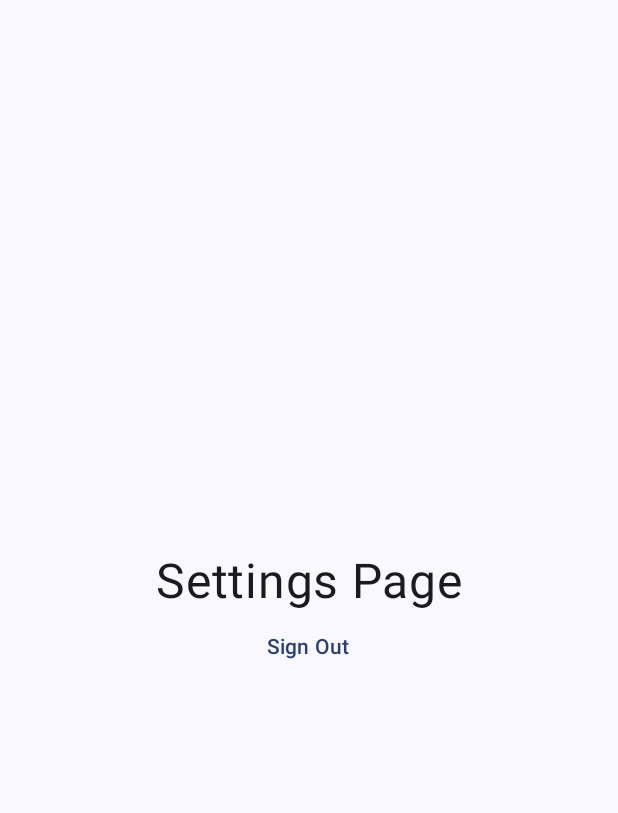
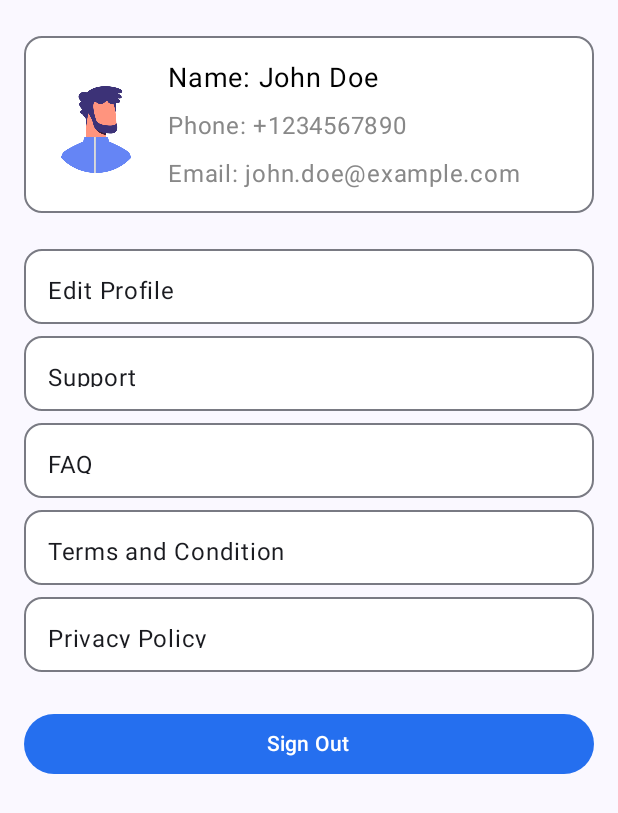
Before and after one commit to abhi7varshi/chef-in-home, an Android app built with Jetpack Compose: the composable SettingsContent shown on its own in the app's theme, on a phone screen of 412 x 824 dp. Shown: the top 813 px of the screen. Run offline under Robolectric (Android 15) with nearby library versions, the phone set to English and light mode, and no system bars; our stand-ins replace Firebase (no records; nobody signed in at launch, a user with empty details on screens opened directly), livedata-compose; 3 statements that could not run were skipped.

Commit message:
Settings Content

```diff
--- a/ChefApp/app/src/main/java/com/example/chefapp/ui/composable/SettingsContent.kt
+++ b/ChefApp/app/src/main/java/com/example/chefapp/ui/composable/SettingsContent.kt
@@ -3,29 +3,43 @@ package com.example.chefapp.ui.composable
 import android.util.Log
 import androidx.compose.foundation.layout.Arrangement
 import androidx.compose.foundation.layout.Column
+import androidx.compose.foundation.layout.Row
+import androidx.compose.foundation.layout.Spacer
 import androidx.compose.foundation.layout.fillMaxSize
+import androidx.compose.foundation.layout.fillMaxWidth
+import androidx.compose.foundation.layout.height
+import androidx.compose.foundation.layout.padding
+import androidx.compose.foundation.layout.size
+import androidx.compose.material3.Button
+import androidx.compose.material3.ButtonDefaults
+import androidx.compose.material3.OutlinedButton
+import androidx.compose.material3.OutlinedCard
 import androidx.compose.material3.Text
-import androidx.compose.material3.TextButton
 import androidx.compose.runtime.Composable
 import androidx.compose.runtime.LaunchedEffect
 import androidx.compose.runtime.livedata.observeAsState
 import androidx.compose.ui.Alignment
 import androidx.compose.ui.Modifier
+import androidx.compose.ui.graphics.Color
+import androidx.compose.ui.tooling.preview.Preview
+import androidx.compose.ui.unit.dp
 import androidx.compose.ui.unit.sp
 import androidx.navigation.NavController
+import androidx.navigation.compose.rememberNavController
+import com.example.chefapp.LoginRoute
 import com.example.chefapp.ui.viewModel.AuthState
 import com.example.chefapp.ui.viewModel.AuthViewModel
-import com.example.chefapp.LoginRoute
+import com.example.chefapp.R
+import com.example.chefapp.ui.theme.PrimaryColor
 
 @Composable
 fun SettingsContent(
-    modifier: Modifier = Modifier,
     navController: NavController,
     authViewModel: AuthViewModel
 ) {
     val authState = authViewModel.authState.observeAsState().value
     LaunchedEffect(authState) {
-        when(authState) {
+        when (authState) {
             is AuthState.Unauthenticated -> {
                 navController.navigate(LoginRoute)
             }
@@ -37,17 +51,152 @@ fun SettingsContent(
     }
 
     Column(
-        modifier = modifier.fillMaxSize(),
-        verticalArrangement = Arrangement.Center,
-        horizontalAlignment = Alignment.CenterHorizontally
+        modifier = Modifier.fillMaxSize(),
+        horizontalAlignment = Alignment.CenterHorizontally,
     ) {
-        Text(text = "Settings Page", fontSize = 32.sp)
+        Spacer(modifier = Modifier.padding(4.dp))
 
-        TextButton(onClick = {
-            authViewModel.signout()
-        }) {
-            Text(text = "Sign Out")
+        OutlinedCard(
+            colors = androidx.compose.material3.CardDefaults.cardColors(
+                containerColor = Color.White
+            ),
+            modifier = Modifier
+                .fillMaxWidth()
+                .height(150.dp)
+                .padding(16.dp)
+        ) {
+            Row(
+                modifier = Modifier
+                    .fillMaxSize()
+                    .padding(16.dp),
+                verticalAlignment = Alignment.CenterVertically
+            ) {
 
+                androidx.compose.foundation.Image(
+                    painter = androidx.compose.ui.res.painterResource(id = R.drawable.avatar),
+                    contentDescription = "Profile Image",
+                    modifier = Modifier
+                        .size(80.dp)
+                        .padding(end = 16.dp)
+                )
+
+                Column(
+                    verticalArrangement = Arrangement.spacedBy(8.dp)
+                ) {
+                    Text(
+                        text = "Name: John Doe",
+                        fontSize = 18.sp,
+                        color = Color.Black
+                    )
+                    Text(
+                        text = "Phone: +1234567890",
+                        fontSize = 16.sp,
+                        color = Color.Gray
+                    )
+                    Text(
+                        text = "Email: john.doe@example.com",
+                        fontSize = 16.sp,
+                        color = Color.Gray
+                    )
+                }
+            }
+        }
+
+        Spacer(modifier = Modifier.padding(4.dp))
+
+        OutlinedCard(
+            onClick = {},
+            colors = androidx.compose.material3.CardDefaults.cardColors(
+                containerColor = Color.White
+            ),
+            modifier = Modifier
+                .fillMaxWidth()
+                .height(50.dp)
+                .padding(horizontal = 16.dp)
+        ) {
+            Text(text = "Edit Profile", fontSize = 16.sp, modifier = Modifier.padding(16.dp))
+        }
+
+        Spacer(modifier = Modifier.padding(4.dp))
+
+        OutlinedCard(
+            onClick = {},
+            colors = androidx.compose.material3.CardDefaults.cardColors(
+                containerColor = Color.White
+            ),
+            modifier = Modifier
+                .fillMaxWidth()
+                .height(50.dp)
+                .padding(horizontal = 16.dp)
+        ) {
+            Text(text = "Support", fontSize = 16.sp, modifier = Modifier.padding(16.dp))
+        }
+
+        Spacer(modifier = Modifier.padding(4.dp))
+
+        OutlinedCard(
+            onClick = {},
+            colors = androidx.compose.material3.CardDefaults.cardColors(
+                containerColor = Color.White
+            ),
+            modifier = Modifier
+                .fillMaxWidth()
+                .height(50.dp)
+                .padding(horizontal = 16.dp)
+        ) {
+            Text(text = "FAQ", fontSize = 16.sp, modifier = Modifier.padding(16.dp))
+        }
+
+        Spacer(modifier = Modifier.padding(4.dp))
+
+        OutlinedCard(
+            onClick = {},
+            colors = androidx.compose.material3.CardDefaults.cardColors(
+                containerColor = Color.White
+            ),
+            modifier = Modifier
+                .fillMaxWidth()
+                .height(50.dp)
+                .padding(horizontal = 16.dp)
+        ) {
+            Text(text = "Terms and Condition", fontSize = 16.sp, modifier = Modifier.padding(16.dp))
+        }
+
+        Spacer(modifier = Modifier.padding(4.dp))
+
+        OutlinedCard(
+            onClick = {},
+            colors = androidx.compose.material3.CardDefaults.cardColors(
+                containerColor = Color.White
+            ),
+            modifier = Modifier
+                .fillMaxWidth()
+                .height(50.dp)
+                .padding(horizontal = 16.dp)
+        ) {
+            Text(text = "Privacy Policy", fontSize = 16.sp, modifier = Modifier.padding(16.dp))
+        }
+
+        Spacer(modifier = Modifier.padding(4.dp))
+
+        // Sign Out Button
+        Button(
+            colors = ButtonDefaults.buttonColors(containerColor = PrimaryColor),
+            onClick = { /* Handle add dish action */ },
+            modifier = Modifier
+                .fillMaxWidth()
+                .padding(16.dp)
+        ) {
+            Text(text = "Sign Out", color = Color.White)
         }
     }
 }
+
+@Preview
+@Composable
+fun SettingsContentPreview() {
+    SettingsContent(
+        navController = rememberNavController(),
+        authViewModel = AuthViewModel()
+    )
+}
```
Also changed, not shown: ChefApp/app/src/main/res/drawable/avatar.png (added).
